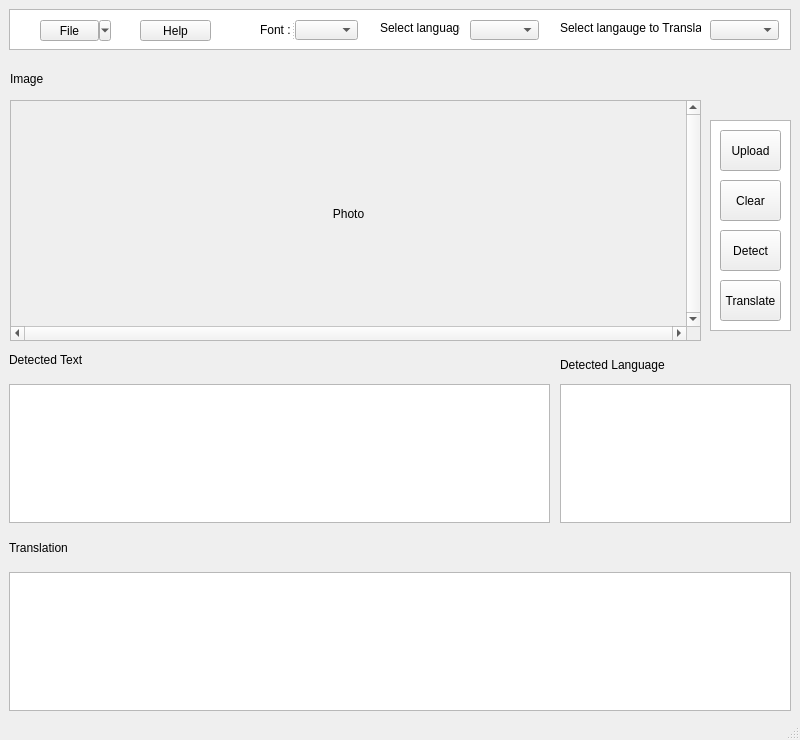
Above: QT_Designer_1.ui from sMukherjee2447/Language-detection-and-translation-using-python before the change. Below: the same form after it.
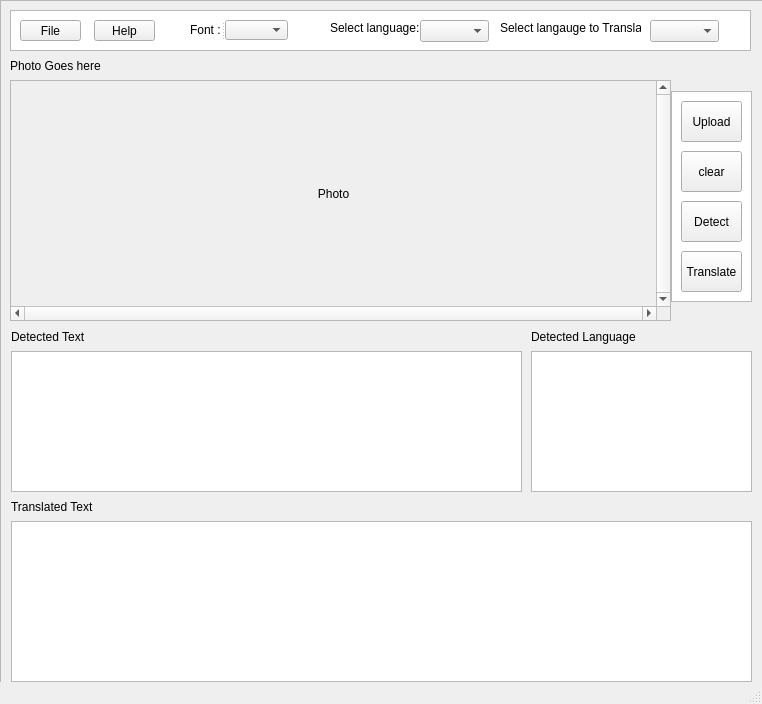
That is the form after the change.

```diff
--- a/QT_Designer_1.ui
+++ b/QT_Designer_1.ui
@@ -6,127 +6,87 @@
    <rect>
     <x>0</x>
     <y>0</y>
-    <width>800</width>
-    <height>740</height>
+    <width>762</width>
+    <height>704</height>
    </rect>
   </property>
-  <property name="sizePolicy">
-   <sizepolicy hsizetype="Maximum" vsizetype="Maximum">
-    <horstretch>0</horstretch>
-    <verstretch>0</verstretch>
-   </sizepolicy>
-  </property>
-  <property name="maximumSize">
-   <size>
-    <width>2000</width>
-    <height>2000</height>
-   </size>
-  </property>
-  <property name="sizeIncrement">
-   <size>
-    <width>2000</width>
-    <height>2000</height>
-   </size>
-  </property>
   <property name="windowTitle">
    <string>MainWindow</string>
   </property>
   <widget class="QWidget" name="centralwidget">
-   <widget class="QPushButton" name="pushButton">
+   <widget class="QListWidget" name="listWidget_2">
     <property name="geometry">
      <rect>
-      <x>720</x>
-      <y>130</y>
-      <width>61</width>
+      <x>10</x>
+      <y>10</y>
+      <width>741</width>
       <height>41</height>
      </rect>
     </property>
-    <property name="cursor">
-     <cursorShape>PointingHandCursor</cursorShape>
-    </property>
-    <property name="layoutDirection">
-     <enum>Qt::LeftToRight</enum>
-    </property>
-    <property name="text">
-     <string>Upload</string>
-    </property>
    </widget>
-   <widget class="QPushButton" name="pushButton_2">
+   <widget class="QScrollArea" name="scrollArea">
     <property name="geometry">
      <rect>
-      <x>720</x>
-      <y>180</y>
-      <width>61</width>
-      <height>41</height>
+      <x>10</x>
+      <y>80</y>
+      <width>661</width>
+      <height>241</height>
      </rect>
     </property>
-    <property name="cursor">
-     <cursorShape>PointingHandCursor</cursorShape>
+    <property name="verticalScrollBarPolicy">
+     <enum>Qt::ScrollBarAlwaysOn</enum>
     </property>
-    <property name="text">
-     <string>Clear</string>
+    <property name="horizontalScrollBarPolicy">
+     <enum>Qt::ScrollBarAlwaysOn</enum>
     </property>
-   </widget>
-   <widget class="QPushButton" name="pushButton_3">
-    <property name="geometry">
-     <rect>
-      <x>720</x>
-      <y>230</y>
-      <width>61</width>
-      <height>41</height>
-     </rect>
+    <property name="widgetResizable">
+     <bool>true</bool>
     </property>
-    <property name="cursor">
-     <cursorShape>PointingHandCursor</cursorShape>
-    </property>
-    <property name="text">
-     <string>Detect</string>
-    </property>
-   </widget>
-   <widget class="QPushButton" name="pushButton_4">
+    <widget class="QWidget" name="scrollAreaWidgetContents">
     <property name="geometry">
      <rect>
-      <x>720</x>
-      <y>280</y>
-      <width>61</width>
-      <height>41</height>
-     </rect>
-    </property>
-    <property name="cursor">
-     <cursorShape>PointingHandCursor</cursorShape>
+       <x>0</x>
+       <y>0</y>
+       <width>642</width>
+       <height>222</height>
+      </rect>
+     </property>
+     <layout class="QGridLayout" name="gridLayout">
+      <item row="0" column="0">
+       <widget class="QLabel" name="label">
+        <property name="styleSheet">
+         <string notr="true"/>
     </property>
     <property name="text">
-     <string>Translate</string>
-    </property>
+         <string>Photo</string>
+        </property>
+        <property name="alignment">
+         <set>Qt::AlignCenter</set>
+        </property>
+       </widget>
+      </item>
+     </layout>
+    </widget>
    </widget>
    <widget class="QToolButton" name="toolButton">
     <property name="geometry">
      <rect>
-      <x>40</x>
+      <x>20</x>
       <y>20</y>
-      <width>71</width>
+      <width>61</width>
       <height>21</height>
      </rect>
     </property>
-    <property name="cursor">
-     <cursorShape>PointingHandCursor</cursorShape>
-    </property>
-    <property name="mouseTracking">
-     <bool>true</bool>
-    </property>
     <property name="text">
      <string>File</string>
     </property>
-    <property name="popupMode">
-     <enum>QToolButton::MenuButtonPopup</enum>
-    </property>
    </widget>
    <widget class="QToolButton" name="toolButton_2">
     <property name="geometry">
      <rect>
-      <x>140</x>
+      <x>94</x>
       <y>20</y>
-      <width>71</width>
+      <width>61</width>
       <height>21</height>
      </rect>
     </property>
@@ -137,7 +97,7 @@
    <widget class="QSplitter" name="splitter">
     <property name="geometry">
      <rect>
-      <x>260</x>
+      <x>190</x>
       <y>20</y>
       <width>98</width>
       <height>20</height>
@@ -156,9 +116,9 @@
    <widget class="QLabel" name="label_5">
     <property name="geometry">
      <rect>
-      <x>380</x>
+      <x>330</x>
       <y>20</y>
-      <width>80</width>
+      <width>91</width>
       <height>16</height>
      </rect>
     </property>
@@ -169,27 +129,27 @@
    <widget class="QComboBox" name="comboBox_2">
     <property name="geometry">
      <rect>
-      <x>470</x>
+      <x>420</x>
       <y>20</y>
       <width>69</width>
-      <height>20</height>
+      <height>22</height>
      </rect>
     </property>
    </widget>
    <widget class="QComboBox" name="comboBox_3">
     <property name="geometry">
      <rect>
-      <x>710</x>
+      <x>650</x>
       <y>20</y>
       <width>69</width>
-      <height>20</height>
+      <height>22</height>
      </rect>
     </property>
    </widget>
    <widget class="QLabel" name="label_6">
     <property name="geometry">
      <rect>
-      <x>560</x>
+      <x>500</x>
       <y>20</y>
       <width>141</width>
       <height>16</height>
@@ -199,179 +159,201 @@
      <string>Select langauge to Translate:</string>
     </property>
    </widget>
-   <widget class="QListWidget" name="listWidget_2">
-    <property name="geometry">
-     <rect>
-      <x>9</x>
-      <y>9</y>
-      <width>782</width>
-      <height>41</height>
-     </rect>
-    </property>
-   </widget>
    <widget class="QLabel" name="label_8">
     <property name="geometry">
      <rect>
       <x>10</x>
-      <y>60</y>
-      <width>70</width>
-      <height>37</height>
+      <y>50</y>
+      <width>151</width>
+      <height>31</height>
      </rect>
     </property>
     <property name="styleSheet">
-     <string notr="true">font: 75 20pt &quot;Segoe UI&quot;;</string>
+     <string notr="true">font: 87 16pt &quot;Segoe UI&quot;;</string>
     </property>
     <property name="text">
-     <string>Image</string>
+     <string>Photo Goes here</string>
     </property>
    </widget>
-   <widget class="QScrollArea" name="scrollArea">
+   <widget class="QScrollArea" name="scrollArea_2">
     <property name="geometry">
      <rect>
-      <x>10</x>
-      <y>100</y>
-      <width>691</width>
-      <height>241</height>
+      <x>0</x>
+      <y>0</y>
+      <width>801</width>
+      <height>761</height>
      </rect>
     </property>
-    <property name="maximumSize">
-     <size>
-      <width>2000</width>
-      <height>2000</height>
-     </size>
-    </property>
-    <property name="verticalScrollBarPolicy">
-     <enum>Qt::ScrollBarAlwaysOn</enum>
-    </property>
-    <property name="horizontalScrollBarPolicy">
-     <enum>Qt::ScrollBarAlwaysOn</enum>
-    </property>
     <property name="widgetResizable">
      <bool>true</bool>
     </property>
-    <widget class="QWidget" name="scrollAreaWidgetContents">
+    <widget class="QWidget" name="scrollAreaWidgetContents_2">
      <property name="geometry">
       <rect>
        <x>0</x>
        <y>0</y>
-       <width>672</width>
-       <height>222</height>
+       <width>799</width>
+       <height>759</height>
       </rect>
      </property>
-     <layout class="QGridLayout" name="gridLayout">
-      <item row="0" column="0">
-       <widget class="QLabel" name="label">
-        <property name="styleSheet">
-         <string notr="true"/>
-        </property>
-        <property name="text">
-         <string>Photo</string>
-        </property>
-        <property name="alignment">
-         <set>Qt::AlignCenter</set>
-        </property>
-       </widget>
-      </item>
-     </layout>
-    </widget>
-   </widget>
    <widget class="QListWidget" name="listWidget">
     <property name="geometry">
      <rect>
-      <x>710</x>
-      <y>120</y>
+        <x>670</x>
+        <y>90</y>
       <width>81</width>
       <height>211</height>
      </rect>
     </property>
    </widget>
+     <widget class="QPushButton" name="pushButton">
+      <property name="geometry">
+       <rect>
+        <x>680</x>
+        <y>100</y>
+        <width>61</width>
+        <height>41</height>
+       </rect>
+      </property>
+      <property name="layoutDirection">
+       <enum>Qt::LeftToRight</enum>
+      </property>
+      <property name="text">
+       <string>Upload</string>
+      </property>
+     </widget>
+     <widget class="QPushButton" name="pushButton_2">
+      <property name="geometry">
+       <rect>
+        <x>680</x>
+        <y>150</y>
+        <width>61</width>
+        <height>41</height>
+       </rect>
+      </property>
+      <property name="text">
+       <string>clear</string>
+      </property>
+     </widget>
+     <widget class="QPushButton" name="pushButton_3">
+      <property name="geometry">
+       <rect>
+        <x>680</x>
+        <y>200</y>
+        <width>61</width>
+        <height>41</height>
+       </rect>
+      </property>
+      <property name="text">
+       <string>Detect</string>
+      </property>
+     </widget>
+     <widget class="QPushButton" name="pushButton_4">
+      <property name="geometry">
+       <rect>
+        <x>680</x>
+        <y>250</y>
+        <width>61</width>
+        <height>41</height>
+       </rect>
+      </property>
+      <property name="text">
+       <string>Translate</string>
+      </property>
+     </widget>
    <widget class="QLabel" name="label_3">
     <property name="geometry">
      <rect>
-      <x>9</x>
-      <y>341</y>
-      <width>153</width>
-      <height>37</height>
+        <x>10</x>
+        <y>320</y>
+        <width>151</width>
+        <height>31</height>
      </rect>
     </property>
     <property name="styleSheet">
-     <string notr="true">font: 75 20pt &quot;Segoe UI&quot;;</string>
+       <string notr="true">font: 87 16pt &quot;Segoe UI&quot;;</string>
     </property>
     <property name="text">
      <string>Detected Text</string>
     </property>
    </widget>
+     <widget class="QTextBrowser" name="textBrowser_2">
+      <property name="geometry">
+       <rect>
+        <x>10</x>
+        <y>350</y>
+        <width>511</width>
+        <height>141</height>
+       </rect>
+      </property>
+     </widget>
    <widget class="QLabel" name="label_7">
     <property name="geometry">
      <rect>
-      <x>560</x>
-      <y>350</y>
-      <width>173</width>
-      <height>30</height>
+        <x>530</x>
+        <y>320</y>
+        <width>181</width>
+        <height>31</height>
      </rect>
     </property>
     <property name="styleSheet">
-     <string notr="true">font: 75 16pt &quot;Segoe UI&quot;;</string>
+       <string notr="true">font: 87 16pt &quot;Segoe UI&quot;;</string>
     </property>
     <property name="text">
      <string>Detected Language</string>
     </property>
    </widget>
-   <widget class="QTextBrowser" name="textBrowser_2">
-    <property name="geometry">
-     <rect>
-      <x>9</x>
-      <y>384</y>
-      <width>541</width>
-      <height>139</height>
-     </rect>
-    </property>
-   </widget>
    <widget class="QTextBrowser" name="textBrowser">
     <property name="geometry">
      <rect>
-      <x>560</x>
-      <y>384</y>
-      <width>231</width>
-      <height>139</height>
-     </rect>
-    </property>
+        <x>530</x>
+        <y>350</y>
+        <width>221</width>
+        <height>141</height>
+       </rect>
+      </property>
+      <property name="styleSheet">
+       <string notr="true">font: 16pt &quot;MS Shell Dlg 2&quot;;</string>
+      </property>
+      <property name="html">
+       <string>&lt;!DOCTYPE HTML PUBLIC &quot;-//W3C//DTD HTML 4.0//EN&quot; &quot;http://www.w3.org/TR/REC-html40/strict.dtd&quot;&gt;
+&lt;html&gt;&lt;head&gt;&lt;meta name=&quot;qrichtext&quot; content=&quot;1&quot; /&gt;&lt;style type=&quot;text/css&quot;&gt;
+p, li { white-space: pre-wrap; }
+&lt;/style&gt;&lt;/head&gt;&lt;body style=&quot; font-family:'MS Shell Dlg 2'; font-size:16pt; font-weight:400; font-style:normal;&quot;&gt;
+&lt;p align=&quot;center&quot; style=&quot;-qt-paragraph-type:empty; margin-top:0px; margin-bottom:0px; margin-left:0px; margin-right:0px; -qt-block-indent:0; text-indent:0px; font-size:8.25pt;&quot;&gt;&lt;br /&gt;&lt;/p&gt;&lt;/body&gt;&lt;/html&gt;</string>
+      </property>
    </widget>
    <widget class="QLabel" name="label_2">
     <property name="geometry">
      <rect>
-      <x>9</x>
-      <y>529</y>
-      <width>118</width>
-      <height>37</height>
+        <x>10</x>
+        <y>490</y>
+        <width>151</width>
+        <height>31</height>
      </rect>
     </property>
     <property name="styleSheet">
-     <string notr="true">
-font: 75 20pt &quot;Segoe UI&quot;;</string>
+       <string notr="true">font: 87 16pt &quot;Segoe UI&quot;;</string>
     </property>
     <property name="text">
-     <string>Translation</string>
+       <string>Translated Text</string>
     </property>
    </widget>
    <widget class="QTextBrowser" name="textBrowser_3">
     <property name="geometry">
      <rect>
-      <x>9</x>
-      <y>572</y>
-      <width>782</width>
-      <height>139</height>
+        <x>10</x>
+        <y>520</y>
+        <width>741</width>
+        <height>161</height>
      </rect>
     </property>
    </widget>
+    </widget>
+   </widget>
+   <zorder>scrollArea_2</zorder>
    <zorder>listWidget_2</zorder>
-   <zorder>listWidget</zorder>
    <zorder>scrollArea</zorder>
-   <zorder>pushButton</zorder>
-   <zorder>pushButton_2</zorder>
-   <zorder>textBrowser</zorder>
-   <zorder>pushButton_3</zorder>
-   <zorder>pushButton_4</zorder>
    <zorder>toolButton</zorder>
    <zorder>toolButton_2</zorder>
    <zorder>splitter</zorder>
@@ -379,11 +361,6 @@
    <zorder>comboBox_2</zorder>
    <zorder>comboBox_3</zorder>
    <zorder>label_6</zorder>
-   <zorder>textBrowser_2</zorder>
-   <zorder>textBrowser_3</zorder>
-   <zorder>label_2</zorder>
-   <zorder>label_3</zorder>
-   <zorder>label_7</zorder>
    <zorder>label_8</zorder>
   </widget>
   <widget class="QStatusBar" name="statusbar"/>
```
Lines whose indentation alone changed are shown as unchanged.
